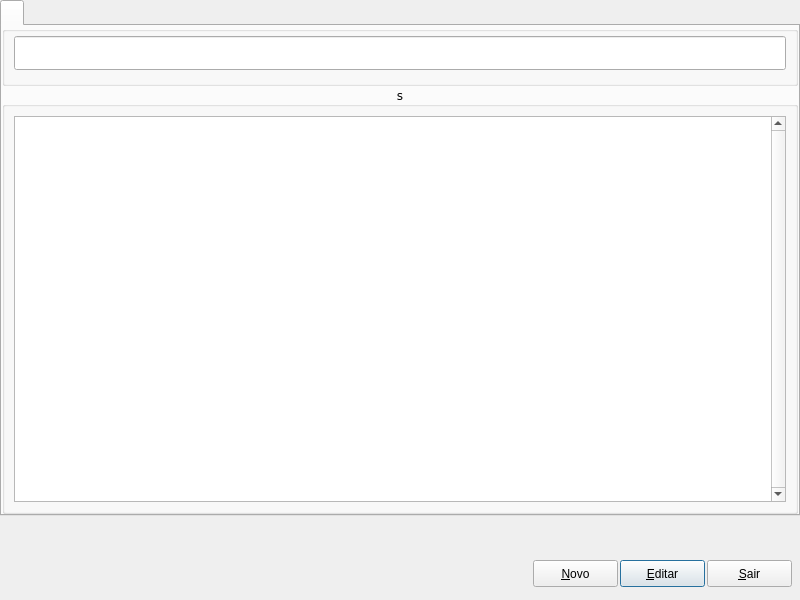
Old version of the form Projects/Blink/Plugins/financier/managerticket.ui in the repository MarcoBueno1/qrad.
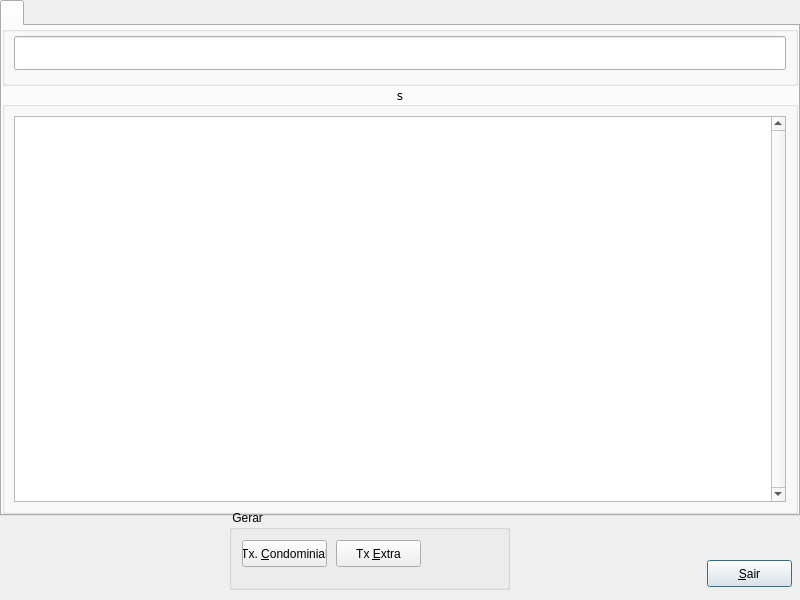
New version of the form. Custom widgets are drawn as their Qt base class.

```diff
--- a/Projects/Blink/Plugins/financier/managerticket.ui
+++ b/Projects/Blink/Plugins/financier/managerticket.ui
@@ -180,32 +180,6 @@
     </layout>
    </widget>
   </widget>
-    <widget class="QPushButton" name="PshBtnEditar">
-     <property name="geometry">
-      <rect>
-       <x>620</x>
-       <y>560</y>
-       <width>85</width>
-       <height>27</height>
-      </rect>
-     </property>
-     <property name="text">
-      <string>&amp;Editar</string>
-     </property>
-    </widget>
-    <widget class="QPushButton" name="PshBtnNovo">
-     <property name="geometry">
-      <rect>
-       <x>533</x>
-       <y>560</y>
-       <width>85</width>
-       <height>27</height>
-      </rect>
-     </property>
-     <property name="text">
-      <string>&amp;Novo</string>
-     </property>
-    </widget>
     <widget class="QPushButton" name="PshBtnSair">
      <property name="geometry">
       <rect>
@@ -219,6 +193,45 @@
       <string>&amp;Sair</string>
      </property>
     </widget>
+  <widget class="QGroupBox" name="groupBox">
+   <property name="geometry">
+    <rect>
+     <x>229</x>
+     <y>510</y>
+     <width>281</width>
+     <height>80</height>
+    </rect>
+   </property>
+   <property name="title">
+    <string> Gerar</string>
+   </property>
+   <widget class="QPushButton" name="PshBtnTxExtra">
+    <property name="geometry">
+     <rect>
+      <x>107</x>
+      <y>30</y>
+      <width>85</width>
+      <height>27</height>
+     </rect>
+    </property>
+    <property name="text">
+     <string>Tx &amp;Extra</string>
+    </property>
+   </widget>
+   <widget class="QPushButton" name="PshBtnTxCondominial">
+    <property name="geometry">
+     <rect>
+      <x>13</x>
+      <y>30</y>
+      <width>85</width>
+      <height>27</height>
+     </rect>
+    </property>
+    <property name="text">
+     <string>Tx. &amp;Condominial</string>
+    </property>
+   </widget>
+  </widget>
    </widget>
  <customwidgets>
   <customwidget>
```
Left out of the diff: 4 changed lines with no effect on the pictures. Lines whose indentation alone changed are shown as unchanged.
